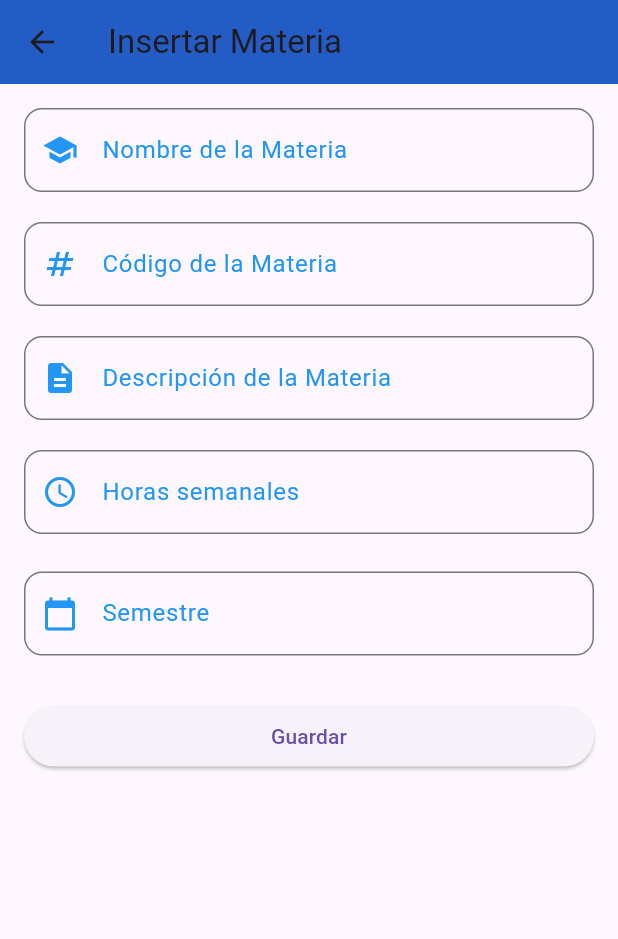
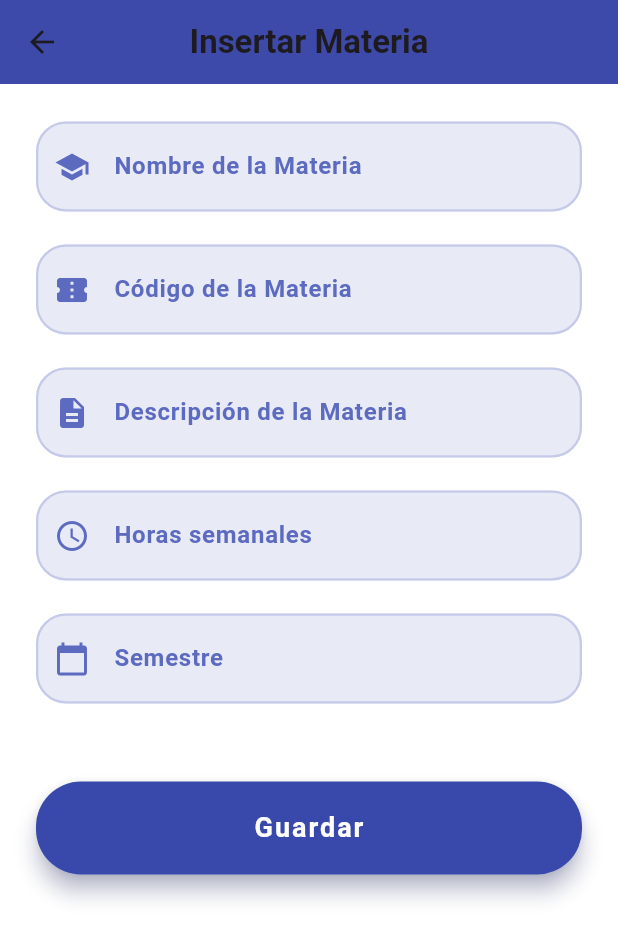
Before and after one commit to DANILOILAQUIZE/PROYECTO_FINAL_APP_MOVIL, a Flutter app: the MateriasFormScreen screen opened by its route, on a phone screen of 412 x 824 dp. Shown: the top 939 px of the screen. Run offline on Flutter 3.47's test engine with Material 3 defaults, Android fonts, the phone set to English and light mode, and no system bars; our stand-ins replace sqflite; accounts and stored records are empty.

Commit message:
encabezado_materia

```diff
--- a/lib/screens/materia/materia_form_screen.dart
+++ b/lib/screens/materia/materia_form_screen.dart
@@ -34,118 +34,154 @@ class _MateriasFormScreenState extends State<MateriasFormScreen> {
     }
   }
 
+  InputDecoration customInputDecoration(IconData icon, String label) {
+    return InputDecoration(
+      prefixIcon: Icon(icon, color: Colors.indigo.shade400),
+      labelText: label,
+      labelStyle: TextStyle(
+        color: Colors.indigo.shade400,
+        fontWeight: FontWeight.w600,
+      ),
+      filled: true,
+      fillColor: Colors.indigo.shade50,
+      contentPadding: const EdgeInsets.symmetric(vertical: 18, horizontal: 20),
+      enabledBorder: OutlineInputBorder(
+        borderRadius: BorderRadius.circular(20),
+        borderSide: BorderSide(color: Colors.indigo.shade100, width: 1.5),
+      ),
+      focusedBorder: OutlineInputBorder(
+        borderRadius: BorderRadius.circular(20),
+        borderSide: BorderSide(color: Colors.indigo.shade300, width: 2.5),
+      ),
+      errorBorder: OutlineInputBorder(
+        borderRadius: BorderRadius.circular(20),
+        borderSide: const BorderSide(color: Colors.redAccent, width: 2),
+      ),
+      focusedErrorBorder: OutlineInputBorder(
+        borderRadius: BorderRadius.circular(20),
+        borderSide: const BorderSide(color: Colors.redAccent, width: 2),
+      ),
+    );
+  }
+
+  Widget buildTextField(
+    TextEditingController controller,
+    IconData icon,
+    String label, {
+    TextInputType keyboardType = TextInputType.text,
+    String? Function(String?)? validator,
+  }) {
+    return Padding(
+      padding: const EdgeInsets.only(bottom: 22),
+      child: TextFormField(
+        controller: controller,
+        keyboardType: keyboardType,
+        validator: validator,
+        decoration: customInputDecoration(icon, label),
+        style: TextStyle(
+          color: Colors.indigo.shade900,
+          fontSize: 16,
+          fontWeight: FontWeight.w500,
+        ),
+      ),
+    );
+  }
+
   @override
   Widget build(BuildContext context) {
     return Scaffold(
+      backgroundColor: Colors.white,
       appBar: AppBar(
+        backgroundColor: Colors.indigo.shade600,
+        elevation: 5,
         title: Text(
           materia == null
               ? "Insertar Materia"
               : "Actualizar ${materia!.nombre}",
+          style: const TextStyle(fontWeight: FontWeight.bold, fontSize: 22),
         ),
-        backgroundColor: const Color.fromARGB(255, 36, 92, 197),
+        centerTitle: true,
       ),
       body: Padding(
-        padding: const EdgeInsets.all(16.0),
+        padding: const EdgeInsets.symmetric(horizontal: 24, vertical: 25),
         child: Form(
           key: formKey,
           child: ListView(
             children: [
-              TextFormField(
-                controller: nombreController,
+              buildTextField(
+                nombreController,
+                Icons.school,
+                "Nombre de la Materia",
                 validator:
                     (value) =>
                         value == null || value.isEmpty
                             ? 'Campo requerido'
                             : null,
-                decoration: InputDecoration(
-                  prefixIcon: Icon(Icons.school, color: Colors.blue),
-                  labelText: "Nombre de la Materia",
-                  labelStyle: TextStyle(color: Colors.blue),
-                  border: OutlineInputBorder(
-                    borderRadius: BorderRadius.circular(12),
-                  ),
-                ),
               ),
-              SizedBox(height: 20),
-
-              TextFormField(
-                controller: codigoController,
+              buildTextField(
+                codigoController,
+                Icons.confirmation_number,
+                "Código de la Materia",
                 keyboardType: TextInputType.number,
                 validator:
                     (value) =>
                         value == null || value.isEmpty
                             ? 'Campo requerido'
                             : null,
-                decoration: InputDecoration(
-                  prefixIcon: Icon(Icons.numbers, color: Colors.blue),
-                  labelText: "Código de la Materia",
-                  labelStyle: TextStyle(color: Colors.blue),
-                  border: OutlineInputBorder(
-                    borderRadius: BorderRadius.circular(12),
-                  ),
-                ),
               ),
-              SizedBox(height: 20),
-
-              TextFormField(
-                controller: descripcionController,
+              buildTextField(
+                descripcionController,
+                Icons.description,
+                "Descripción de la Materia",
                 validator:
                     (value) =>
                         value == null || value.isEmpty
                             ? 'Campo requerido'
                             : null,
-                decoration: InputDecoration(
-                  prefixIcon: Icon(Icons.description, color: Colors.blue),
-                  labelText: "Descripción de la Materia",
-                  labelStyle: TextStyle(color: Colors.blue),
-                  border: OutlineInputBorder(
-                    borderRadius: BorderRadius.circular(12),
-                  ),
-                ),
               ),
-              SizedBox(height: 20),
-              // texto
-              TextFormField(
-                controller: horaController,
+              buildTextField(
+                horaController,
+                Icons.access_time,
+                "Horas semanales",
                 keyboardType: TextInputType.number,
                 validator: (value) {
                   final hora = int.tryParse(value ?? "");
-                  if (hora == null || hora <= 0) {
-                    return "Horas incorrectas";
-                  }
+                  if (hora == null || hora <= 0) return "Horas incorrectas";
                   return null;
                 },
-                decoration: InputDecoration(
-                  prefixIcon: Icon(Icons.access_time, color: Colors.blue),
-                  labelText: "Horas semanales",
-                  labelStyle: TextStyle(color: Colors.blue),
-                  border: OutlineInputBorder(
-                    borderRadius: BorderRadius.circular(12),
-                  ),
-                ),
               ),
-              SizedBox(height: 25),
-              // Campo Semestre
-              TextFormField(
-                controller: semestreController,
+              buildTextField(
+                semestreController,
+                Icons.calendar_today,
+                "Semestre",
                 validator:
                     (value) =>
                         value == null || value.isEmpty
                             ? 'Campo requerido'
                             : null,
-                decoration: InputDecoration(
-                  prefixIcon: Icon(Icons.calendar_today, color: Colors.blue),
-                  labelText: "Semestre",
-                  labelStyle: TextStyle(color: Colors.blue),
-                  border: OutlineInputBorder(
-                    borderRadius: BorderRadius.circular(12),
+              ),
+              const SizedBox(height: 30),
+              ElevatedButton(
+                onPressed: saveMateria,
+                style: ElevatedButton.styleFrom(
+                  backgroundColor: Colors.indigo.shade600,
+                  padding: const EdgeInsets.symmetric(vertical: 18),
+                  shape: RoundedRectangleBorder(
+                    borderRadius: BorderRadius.circular(30),
+                  ),
+                  elevation: 6,
+                  shadowColor: Colors.indigo.shade200,
+                ),
+                child: const Text(
+                  "Guardar",
+                  style: TextStyle(
+                    fontSize: 18,
+                    fontWeight: FontWeight.bold,
+                    letterSpacing: 1.3,
+                    color: Colors.white,
                   ),
                 ),
               ),
-              SizedBox(height: 30),
-              // boton guardar
-              ElevatedButton(onPressed: saveMateria, child: Text("Guardar")),
             ],
           ),
         ),
```
